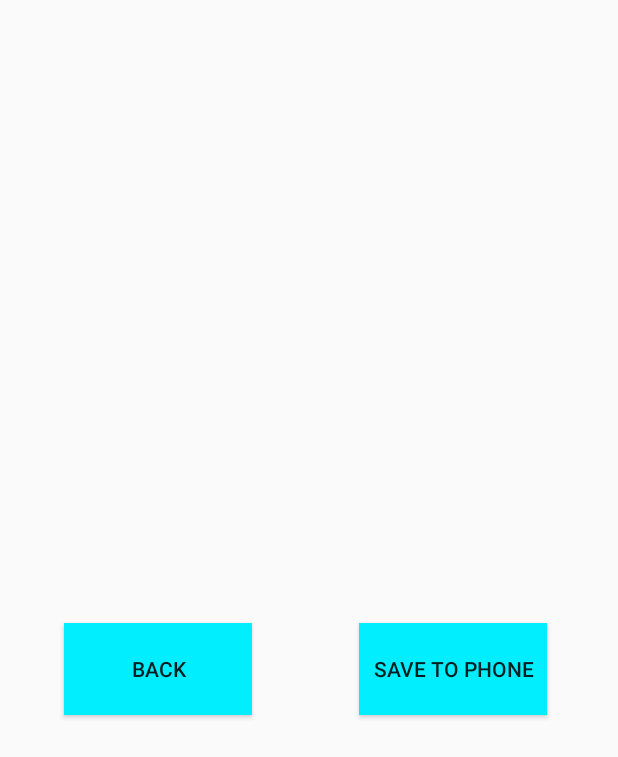
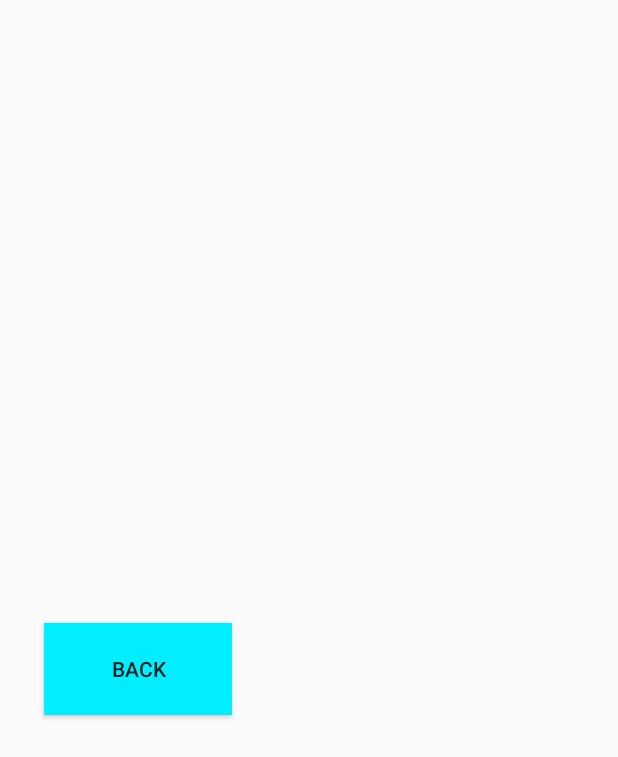
Before and after one commit to JensJakobMikkelsen/AppProject_group6, an Android app: the layout activity_collection_.xml on its own in the app's theme, with its tools: preview values and no code run, on a phone screen of 412 x 824 dp. Shown: the top 757 px of the screen. Run offline under Robolectric (Android 15) with nearby library versions, the phone set to English and light mode, and no system bars.

Commit message:
fuld nyt sprog

```diff
--- a/memeRUN/app/src/main/res/layout/activity_achievements_.xml
+++ b/memeRUN/app/src/main/res/layout/activity_achievements_.xml
@@ -26,7 +26,7 @@
             android:layout_height="61dp"
             android:background="@color/colorAccent"
             android:shadowColor="@android:color/background_dark"
-            android:text="Back"
+            android:text="@string/BackButton"
             android:verticalScrollbarPosition="left"
             android:visibility="visible" />
 
--- a/memeRUN/app/src/main/res/layout/activity_collection_.xml
+++ b/memeRUN/app/src/main/res/layout/activity_collection_.xml
@@ -7,32 +7,16 @@
     tools:context=".collection_Activity">
 
     <Button
-        android:id="@+id/btn_save_collection"
-        android:layout_width="125dp"
-        android:layout_height="61dp"
-        android:layout_marginTop="27dp"
-        android:layout_marginEnd="47dp"
-        android:background="@color/colorAccent"
-        android:shadowColor="@android:color/background_dark"
-        android:text="Save to phone"
-        android:verticalScrollbarPosition="left"
-        android:visibility="visible"
-        app:layout_constraintEnd_toEndOf="parent"
-        app:layout_constraintTop_toBottomOf="@+id/viewPager" />
-
-    <Button
         android:id="@+id/back_btn_collection"
         android:layout_width="125dp"
         android:layout_height="61dp"
         android:layout_marginStart="29dp"
         android:layout_marginTop="27dp"
-        android:layout_marginEnd="58dp"
         android:background="@color/colorAccent"
         android:shadowColor="@android:color/background_dark"
-        android:text="Back"
+        android:text="@string/BackButton"
         android:verticalScrollbarPosition="left"
         android:visibility="visible"
-        app:layout_constraintEnd_toStartOf="@+id/btn_save_collection"
         app:layout_constraintStart_toStartOf="parent"
         app:layout_constraintTop_toBottomOf="@+id/viewPager" />
 
--- a/memeRUN/app/src/main/res/layout/activity_recent_.xml
+++ b/memeRUN/app/src/main/res/layout/activity_recent_.xml
@@ -25,7 +25,7 @@
             android:layout_height="61dp"
             android:background="@color/colorAccent"
             android:shadowColor="@android:color/background_dark"
-            android:text="Save to phone"
+            android:text="@string/SavetoPhone"
             android:verticalScrollbarPosition="left"
             android:visibility="visible" />
 
--- a/memeRUN/app/src/main/res/layout/activity_start_and_stop_.xml
+++ b/memeRUN/app/src/main/res/layout/activity_start_and_stop_.xml
@@ -54,7 +54,7 @@
             android:layout_height="59dp"
             android:background="@color/colorAccent"
             android:shadowColor="@android:color/background_dark"
-            android:text="Back"
+            android:text="@string/BackButton"
             android:verticalScrollbarPosition="left"
             android:visibility="visible" />
 
@@ -81,7 +81,7 @@
             android:layout_height="70dp"
             android:background="@color/colorAccent"
             android:shadowColor="@android:color/background_dark"
-            android:text="Start"
+            android:text="@string/Start"
             android:verticalScrollbarPosition="left"
             android:visibility="visible" />
 
--- a/memeRUN/app/src/main/res/layout/listview_achievements.xml
+++ b/memeRUN/app/src/main/res/layout/listview_achievements.xml
@@ -11,9 +11,8 @@
         android:layout_width="wrap_content"
         android:layout_height="wrap_content"
         android:layout_marginStart="32dp"
-        android:layout_marginLeft="32dp"
         android:layout_marginTop="28dp"
-        android:text="Requirement:"
+        android:text="@string/Requirement"
         app:layout_constraintStart_toStartOf="parent"
         app:layout_constraintTop_toTopOf="parent" />
 
@@ -22,9 +21,8 @@
         android:layout_width="wrap_content"
         android:layout_height="wrap_content"
         android:layout_marginStart="32dp"
-        android:layout_marginLeft="32dp"
         android:layout_marginTop="48dp"
-        android:text="Meme unlocked:"
+        android:text="@string/MemeUnlocked"
         app:layout_constraintStart_toStartOf="parent"
         app:layout_constraintTop_toBottomOf="@+id/requirement_text" />
 
--- a/memeRUN/app/src/main/res/layout/listview_recent.xml
+++ b/memeRUN/app/src/main/res/layout/listview_recent.xml
@@ -11,9 +11,8 @@
         android:layout_width="wrap_content"
         android:layout_height="wrap_content"
         android:layout_marginStart="34dp"
-        android:layout_marginLeft="34dp"
         android:layout_marginTop="36dp"
-        android:text="Date"
+        android:text="@string/Date"
         app:layout_constraintStart_toStartOf="parent"
         app:layout_constraintTop_toTopOf="parent" />
 
```
Also changed, not shown: memeRUN/app/src/main/res/layout/activity_main.xml (+8 -12 lines), memeRUN/app/src/main/res/values/strings.xml (+10 -0 lines).
